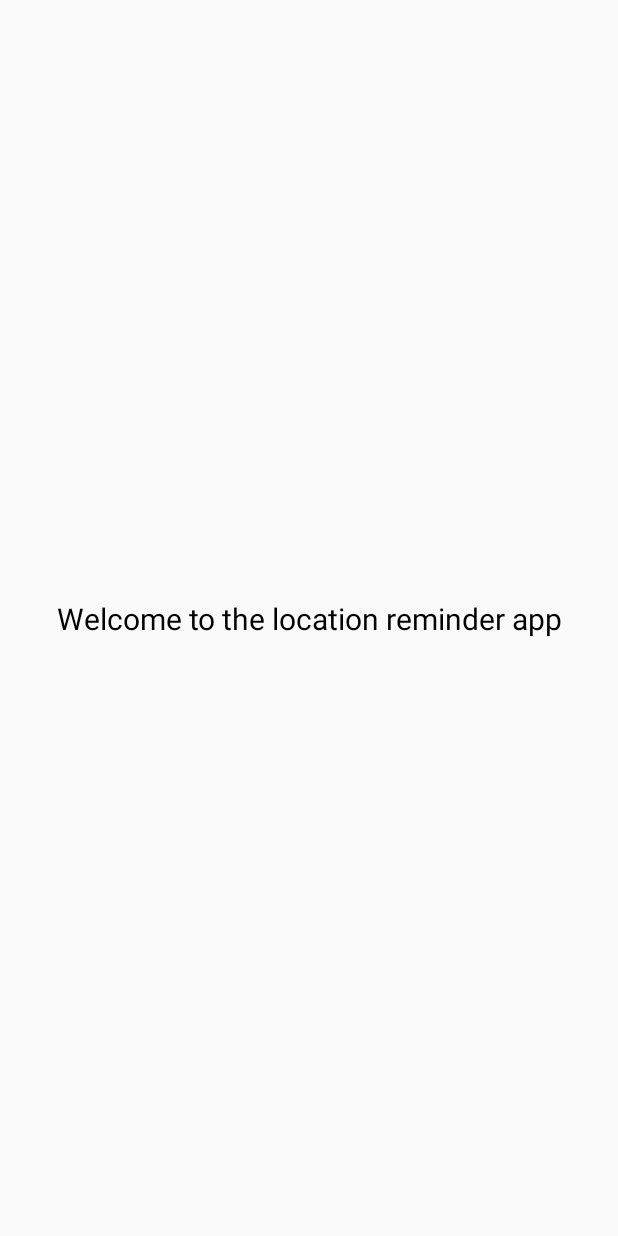
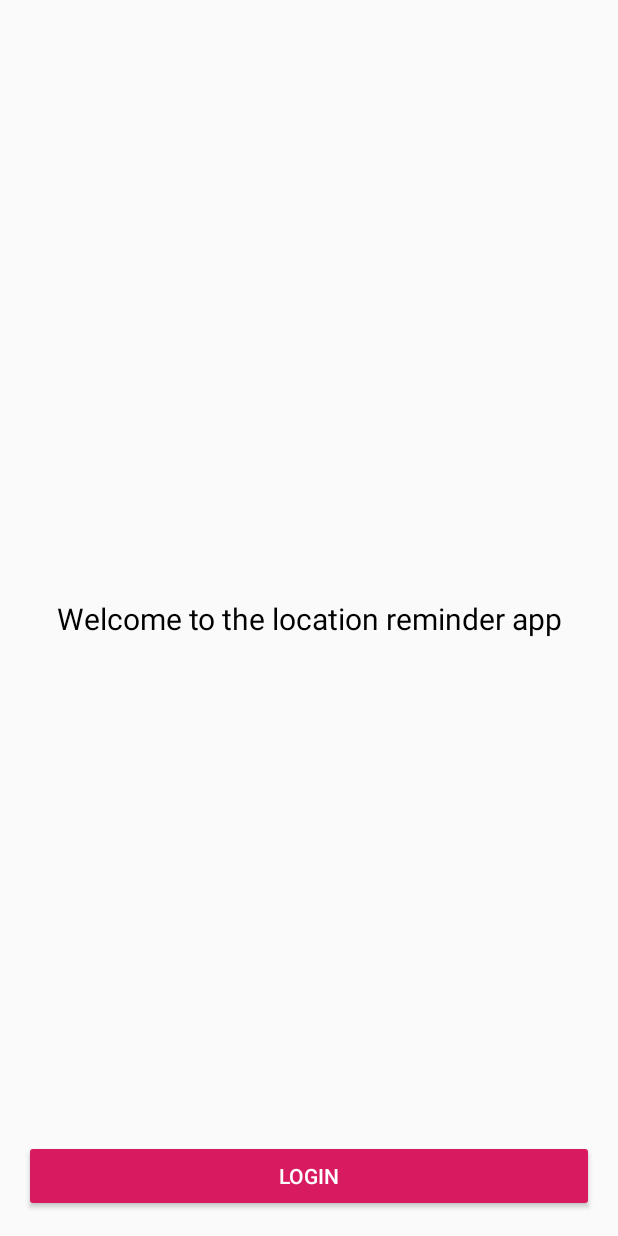
Before and after one commit to PaoloCaldera/locationReminder, an Android app: the layout activity_authentication.xml on its own in the app's theme, with its tools: preview values and no code run, on a phone screen of 412 x 824 dp. Run offline under Robolectric (Android 15) with nearby library versions, the phone set to English and light mode, and no system bars.

Commit message:
Initial settings for authentication

```diff
--- a/app/src/main/res/layout/activity_authentication.xml
+++ b/app/src/main/res/layout/activity_authentication.xml
@@ -16,4 +16,17 @@
         app:layout_constraintEnd_toEndOf="parent"
         app:layout_constraintStart_toStartOf="parent"
         app:layout_constraintTop_toTopOf="parent" />
+
+    <Button
+        android:id="@+id/login_button"
+        android:layout_width="match_parent"
+        android:layout_height="wrap_content"
+        android:layout_margin="@dimen/margin_normal"
+        android:backgroundTint="@color/colorAccent"
+        android:text="@string/login"
+        android:textColor="@color/white"
+        app:layout_constraintBottom_toBottomOf="parent"
+        app:layout_constraintEnd_toEndOf="parent"
+        app:layout_constraintStart_toStartOf="parent" />
+
 </androidx.constraintlayout.widget.ConstraintLayout>
```
Also changed, not shown: app/src/main/java/com/udacity/project4/authentication/AuthenticationActivity.kt (+67 -0 lines), app/src/main/java/com/udacity/project4/locationreminders/reminderslist/ReminderListFragment.kt (+10 -0 lines).
